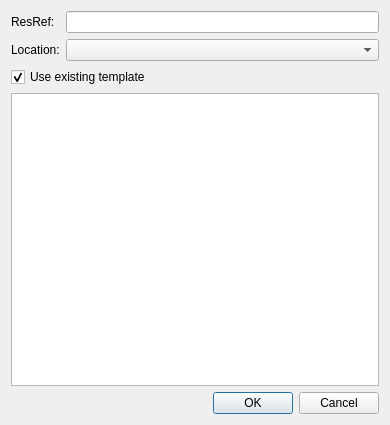
This is ui/tools/module/insert_instance.ui in NickHugi/PyKotor as Qt 5 draws it before an edit. The edited form follows.
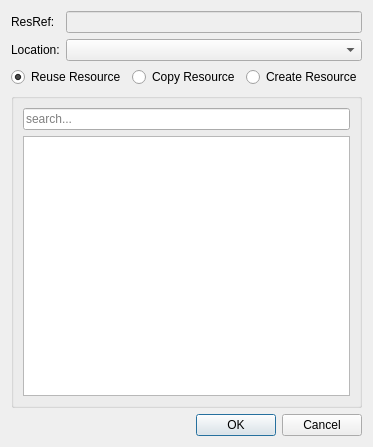
This is the edited form.

Commit message: Add reuse option to Insert Instance dialog

Patch:
```diff
--- a/ui/tools/module/insert_instance.ui
+++ b/ui/tools/module/insert_instance.ui
@@ -6,8 +6,8 @@
    <rect>
     <x>0</x>
     <y>0</y>
-    <width>390</width>
-    <height>425</height>
+    <width>360</width>
+    <height>447</height>
    </rect>
   </property>
   <property name="windowTitle">
@@ -25,6 +25,9 @@
      </item>
      <item row="0" column="1">
       <widget class="QLineEdit" name="resrefEdit">
+       <property name="enabled">
+        <bool>false</bool>
+       </property>
        <property name="maxLength">
         <number>16</number>
        </property>
@@ -43,18 +46,56 @@
     </layout>
    </item>
    <item>
-    <widget class="QCheckBox" name="templateCheck">
-     <property name="text">
-      <string>Use existing template</string>
+    <layout class="QHBoxLayout" name="horizontalLayout_2">
+     <item>
+      <widget class="QRadioButton" name="reuseResourceRadio">
+       <property name="text">
+        <string>Reuse Resource</string>
+       </property>
+       <property name="checked">
+        <bool>true</bool>
+       </property>
+      </widget>
+     </item>
+     <item>
+      <widget class="QRadioButton" name="copyResourceRadio">
+       <property name="text">
+        <string>Copy Resource</string>
+       </property>
+      </widget>
+     </item>
+     <item>
+      <widget class="QRadioButton" name="createResourceRadio">
+       <property name="text">
+        <string>Create Resource</string>
+       </property>
+      </widget>
+     </item>
+    </layout>
+   </item>
+   <item>
+    <widget class="QGroupBox" name="groupBox">
+     <property name="title">
+      <string/>
      </property>
-     <property name="checked">
-      <bool>true</bool>
-     </property>
+     <layout class="QVBoxLayout" name="verticalLayout_2">
+      <item>
+       <widget class="QLineEdit" name="resourceFilter">
+        <property name="placeholderText">
+         <string>search...</string>
+        </property>
+       </widget>
+      </item>
+      <item>
+       <widget class="QListWidget" name="resourceList">
+        <property name="sortingEnabled">
+         <bool>true</bool>
+        </property>
+       </widget>
+      </item>
+     </layout>
     </widget>
    </item>
-   <item>
-    <widget class="QListWidget" name="templateList"/>
-   </item>
    <item>
     <widget class="QDialogButtonBox" name="buttonBox">
      <property name="orientation">
```
The commit also changes 5 other files.
